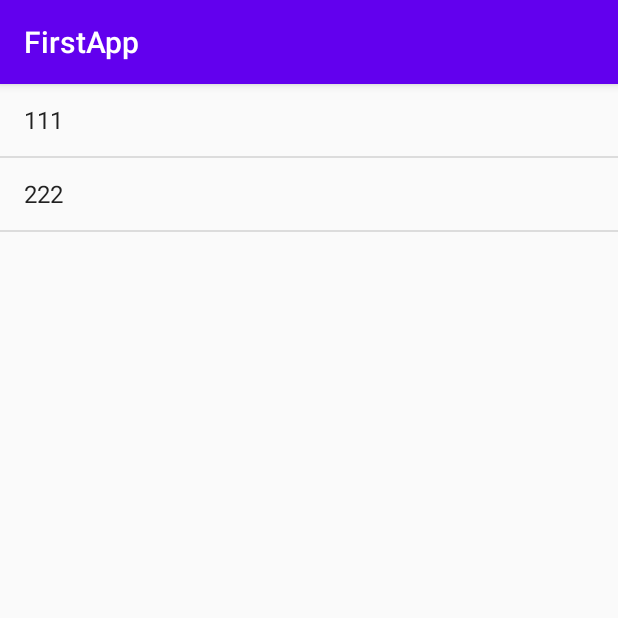
After one commit to wj23027/FirstApp, an Android app: the MyListActivity screen opened directly, with no data from a screen before it, on a phone screen of 412 x 824 dp, the top half of it. The commit adds this screen. Run offline under Robolectric (Android 15) with nearby library versions, the phone set to English and light mode, and no system bars.

Commit message:
汇率转换：定时更新+列表

```diff
--- /dev/null
+++ b/app/src/main/java/com/swufe/firstapp/MyListActivity.java
@@ -0,0 +1,22 @@
+package com.swufe.firstapp;
+
+import android.os.Bundle;
+import android.widget.ArrayAdapter;
+import android.widget.ListAdapter;
+import android.widget.ListView;
+
+import androidx.appcompat.app.AppCompatActivity;
+
+public class MyListActivity extends AppCompatActivity {
+
+    @Override
+    protected void onCreate(Bundle savedInstanceState) {
+        super.onCreate(savedInstanceState);
+        setContentView(R.layout.activity_my_list);
+        ListView listView = findViewById(R.id.mylist);
+        String[] data = {"111","222"};
+
+        ListAdapter adapter = new ArrayAdapter<String>(this,android.R.layout.simple_list_item_1,data);//将数据与adapter对应
+        listView.setAdapter(adapter);//将Adapter与布局文件对应
+    }
+}
--- /dev/null
+++ b/app/src/main/res/layout/activity_my_list.xml
@@ -0,0 +1,13 @@
+<?xml version="1.0" encoding="utf-8"?>
+<androidx.constraintlayout.widget.ConstraintLayout xmlns:android="http://schemas.android.com/apk/res/android"
+    xmlns:app="http://schemas.android.com/apk/res-auto"
+    xmlns:tools="http://schemas.android.com/tools"
+    android:layout_width="match_parent"
+    android:layout_height="match_parent"
+    tools:context=".MyListActivity">
+
+    <ListView
+        android:id="@+id/mylist"
+        android:layout_width="match_parent"
+        android:layout_height="match_parent" />
+</androidx.constraintlayout.widget.ConstraintLayout>
```
Also changed, not shown: app/src/main/AndroidManifest.xml (+8 -10 lines), app/src/main/java/com/swufe/firstapp/RateActivity.java (+121 -40 lines), app/src/main/java/com/swufe/firstapp/RateList.java (added, +82 -0 lines), app/src/main/res/layout/activity_rate_list.xml (added, +9 -0 lines), app/src/main/res/menu/menu_main.xml (+6 -1 lines).
